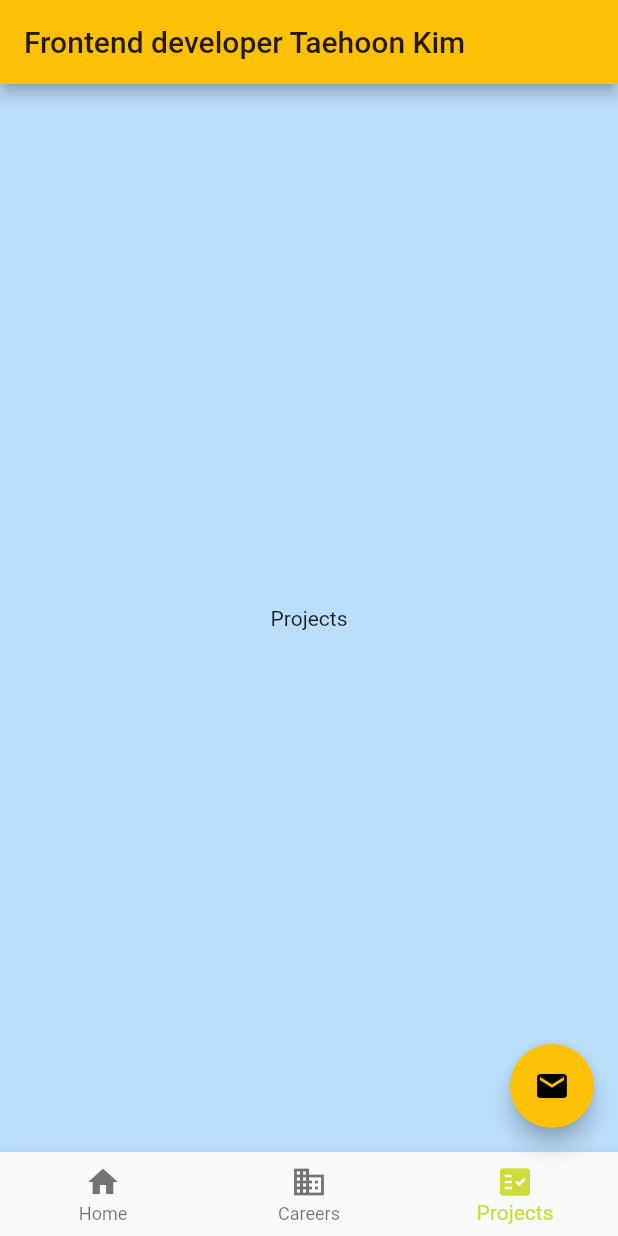
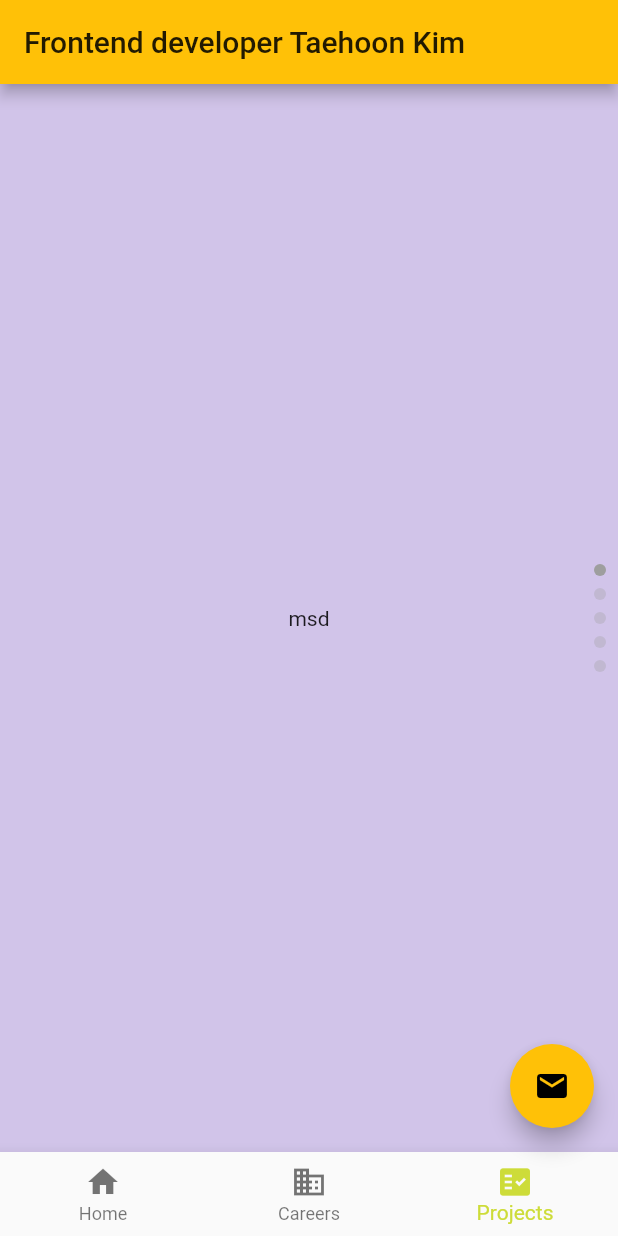
Before and after one commit to realkth/portfolio_flutter, a Flutter app: the screen it shows after launch, item 3 of the bottom bar chosen, on a phone screen of 412 x 824 dp. Run offline on Flutter 3.47's test engine with Material 2 defaults, Android fonts, the phone set to English and light mode, and no system bars; drawn by our look-alikes of page_view_indicators.

Commit message:
사이트 전체적인 레이아웃 구성

```diff
--- /dev/null
+++ b/lib/components/project/msd.dart
@@ -0,0 +1,15 @@
+import 'package:flutter/material.dart';
+
+class ModiStudioDekstop extends StatelessWidget {
+  const ModiStudioDekstop({Key key}) : super(key: key);
+
+  @override
+  Widget build(BuildContext context) {
+    return Container(
+      color: Colors.deepPurple[100],
+      child: Center(
+        child: Text('msd'),
+      ),
+    );
+  }
+}
--- a/lib/views/projects.dart
+++ b/lib/views/projects.dart
@@ -1,4 +1,10 @@
 import 'package:flutter/material.dart';
+import 'package:page_view_indicators/page_view_indicators.dart';
+import '../components/project/msd.dart';
+import '../components/project/msm.dart';
+import '../components/project/redpen.dart';
+import '../components/project/msc.dart';
+import '../components/project/making_pack.dart';
 
 class ProjectsScreen extends StatefulWidget {
   ProjectsScreen({Key key}) : super(key: key);
@@ -8,13 +14,39 @@ class ProjectsScreen extends StatefulWidget {
 }
 
 class _ProjectsScreenState extends State<ProjectsScreen> {
-  @override
-  Widget build(BuildContext context) {
-    return Container(
-      color: Colors.blue[100],
-      child: Center(
-        child: Text('Projects'),
+  final _currentPageNotifier = ValueNotifier<int>(0);
+  _buildCircleIndicator() {
+    return RotatedBox(
+      quarterTurns: 1,
+      child: Padding(
+        padding: const EdgeInsets.all(8.0),
+        child: CirclePageIndicator(
+          itemCount: 5,
+          currentPageNotifier: _currentPageNotifier,
+        ),
       ),
     );
   }
+
+  @override
+  Widget build(BuildContext context) {
+    return Stack(children: [
+      PageView(
+        scrollDirection: Axis.vertical,
+        onPageChanged: (int index) {
+          _currentPageNotifier.value = index;
+        },
+        children: [
+          ModiStudioDekstop(),
+          ModiStudioMobile(),
+          Redpen(),
+          ModiStudioCloud(),
+          MakingPack()
+        ],
+      ),
+      Align(
+          alignment: FractionalOffset.centerRight,
+          child: _buildCircleIndicator())
+    ]);
+  }
 }
--- a/pubspec.yaml
+++ b/pubspec.yaml
@@ -28,6 +28,8 @@ dependencies:
   # The following adds the Cupertino Icons font to your application.
   # Use with the CupertinoIcons class for iOS style icons.
   cupertino_icons: ^1.0.0
+  shared_preferences: '>=0.5.12 <2.0.0'
+  page_view_indicators: ^1.4.0
 
 dev_dependencies:
   flutter_test:
```
Also changed, not shown: lib/components/project/making_pack.dart (added, +15 -0 lines), lib/components/project/msc.dart (added, +15 -0 lines), lib/components/project/msm.dart (added, +15 -0 lines), lib/components/project/redpen.dart (added, +15 -0 lines), 3 other files.
